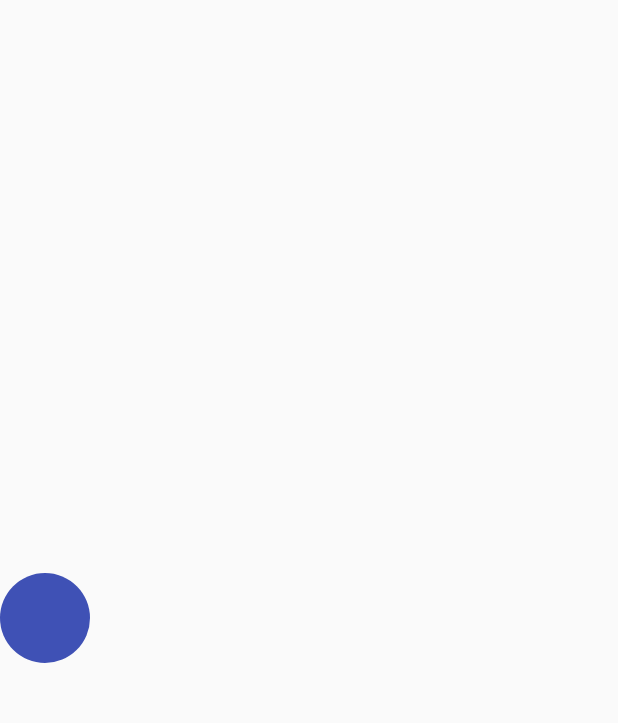
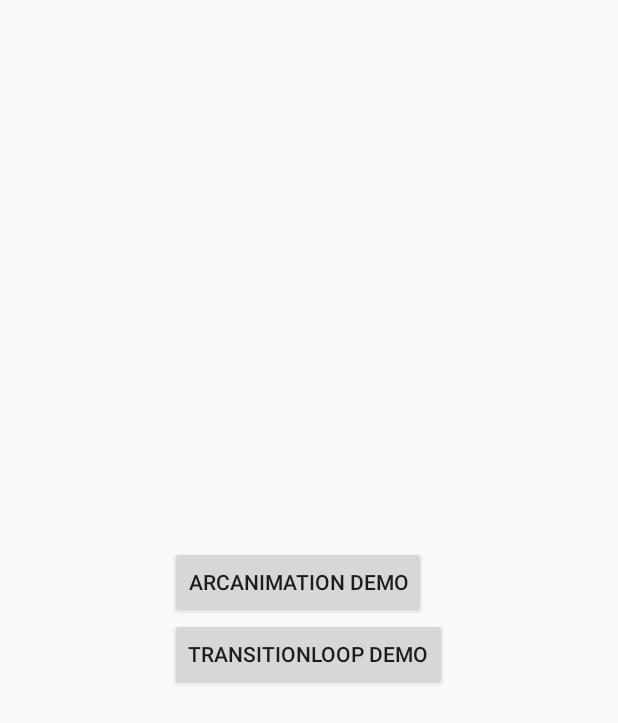
Before and after one commit to asyl/ArcAnimator, an Android app: the screen it shows after launch (MainActivity), on a phone screen of 412 x 824 dp. Shown: the top 723 px of the screen. Run offline under Robolectric (Android 15) with nearby library versions, the phone set to English and light mode, and no system bars; plain views replace RevealFrameLayout.

Commit message:
Update. Bug fixes

```diff
--- a/animator/src/main/java/io/codetail/animation/Side.java
+++ b/animator/src/main/java/io/codetail/animation/arcanimator/Side.java
@@ -1,4 +1,4 @@
-package io.codetail.animation;
+package io.codetail.animation.arcanimator;
 
 public enum Side {
     RIGHT(0), LEFT(1);
--- a/animator/src/main/java/io/codetail/animation/Utils.java
+++ b/animator/src/main/java/io/codetail/animation/arcanimator/Utils.java
@@ -1,4 +1,4 @@
-package io.codetail.animation;
+package io.codetail.animation.arcanimator;
 
 import android.view.View;
 
--- /dev/null
+++ b/sample/src/main/java/io/codetail/arcsample/ChooseFragment.java
@@ -0,0 +1,45 @@
+package io.codetail.arcsample;
+
+import android.os.Bundle;
+import android.support.annotation.Nullable;
+import android.support.v4.app.Fragment;
+import android.view.LayoutInflater;
+import android.view.View;
+import android.view.ViewGroup;
+import android.widget.Button;
+
+public class ChooseFragment extends Fragment {
+
+    Button mArcAnimatorDemo;
+    Button mTransitionDemo;
+
+    @Override
+    public View onCreateView(LayoutInflater inflater, @Nullable ViewGroup container, @Nullable Bundle savedInstanceState) {
+        return inflater.inflate(R.layout.fragment_choose, container, false);
+    }
+
+    @Override
+    public void onViewCreated(View view, @Nullable Bundle savedInstanceState) {
+        super.onViewCreated(view, savedInstanceState);
+        mArcAnimatorDemo = (Button) view.findViewById(R.id.demo_arcanimation);
+        mTransitionDemo = (Button) view.findViewById(R.id.demo_transition);
+        mArcAnimatorDemo.setOnClickListener(mClicker);
+        mTransitionDemo.setOnClickListener(mClicker);
+    }
+
+    View.OnClickListener mClicker = new View.OnClickListener() {
+        @Override
+        public void onClick(View v) {
+            switch(v.getId()){
+                case R.id.demo_arcanimation:
+                    getFragmentManager().beginTransaction().replace(R.id.container,new ArcTestFragment())
+                            .addToBackStack(getClass().getName()).commit();
+                    break;
+                case R.id.demo_transition:
+                    getFragmentManager().beginTransaction().replace(R.id.container,new TransitionLoopFragment())
+                            .addToBackStack(getClass().getName()).commit();
+                    break;
+            }
+        }
+    };
+}
--- a/sample/src/main/res/layout/activity_main.xml
+++ b/sample/src/main/res/layout/activity_main.xml
@@ -4,7 +4,7 @@
     tools:context=".MainActivity" tools:ignore="MergeRootFrame" >
 
     <fragment
-        class="io.codetail.arcsample.TransitionLoopFragment"
+        class="io.codetail.arcsample.ChooseFragment"
         android:layout_width="match_parent"
         android:layout_height="match_parent"/>
 
--- /dev/null
+++ b/sample/src/main/res/layout/fragment_choose.xml
@@ -0,0 +1,17 @@
+<?xml version="1.0" encoding="utf-8"?>
+<RelativeLayout xmlns:android="http://schemas.android.com/apk/res/android"
+    android:layout_width="match_parent"
+    android:layout_height="match_parent"
+    android:gravity="center">
+    <Button
+        android:id="@+id/demo_arcanimation"
+        android:layout_width="wrap_content"
+        android:layout_height="wrap_content"
+        android:text="ArcAnimation Demo"/>
+    <Button
+        android:id="@+id/demo_transition"
+        android:layout_width="wrap_content"
+        android:layout_height="wrap_content"
+        android:layout_below="@id/demo_arcanimation"
+        android:text="TransitionLoop Demo"/>
+</RelativeLayout>
--- a/sample/src/main/res/layout/fragment_transitionloop.xml
+++ b/sample/src/main/res/layout/fragment_transitionloop.xml
@@ -1,7 +1,8 @@
 <?xml version="1.0" encoding="utf-8"?>
 <io.codetail.widget.RevealFrameLayout xmlns:android="http://schemas.android.com/apk/res/android"
     android:layout_width="match_parent"
-    android:layout_height="match_parent">
+    android:layout_height="match_parent"
+    android:background="#fff">
     <io.codetail.widget.RevealFrameLayout
         android:id="@+id/transition_blue_pair"
         android:layout_width="match_parent"
```
Also changed, not shown: animator/src/main/java/io/codetail/animation/arcanimator/ArcAnimator.java (renamed from animator/src/main/java/io/codetail/animation/ArcAnimator.java, +6 -6 lines), animator/src/main/java/io/codetail/animation/arcanimator/ArcDebugView.java (added, +99 -0 lines), animator/src/main/java/io/codetail/animation/arcanimator/ArcMetric.java (renamed from animator/src/main/java/io/codetail/animation/ArcMetric.java, +5 -3 lines), sample/src/main/java/io/codetail/arcsample/ArcTestFragment.java (added, +91 -0 lines), sample/src/main/java/io/codetail/arcsample/TransitionLoopFragment.java (+4 -4 lines), sample/src/main/res/layout/fragment_arctest.xml (added, +60 -0 lines), 1 other file.
